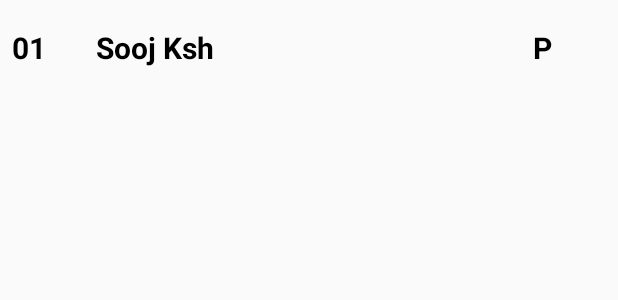
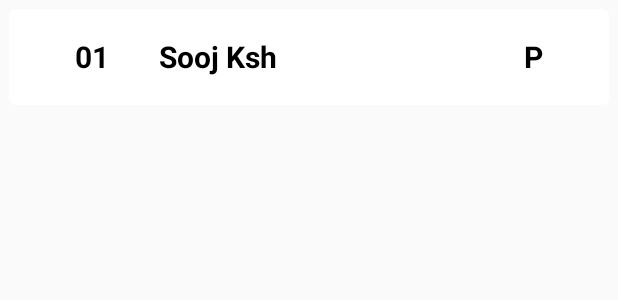
Before and after one commit to codeisinvalid/AttendanceApp, an Android app: the layout student_item.xml on its own in the app's theme, with its tools: preview values and no code run, on a phone screen of 412 x 824 dp. Shown: the top 300 px of the screen. Run offline under Robolectric (Android 15) with nearby library versions, the phone set to English and light mode, and no system bars.

Commit message:
Initial commit: Setting up the foundation for the Attendance App
This commit marks the initial setup for the Android Attendance App project. Key components included in this commit:

- Project structure and basic files.
- Initial database schema for managing attendance records.
- Basic UI layout for the main attendance tracking screen.
- Initialization of necessary dependencies and libraries.

Further development will focus on implementing attendance tracking features, user authentication, and additional functionalities in subsequent commits.

```diff
--- a/app/src/main/java/com/example/attendanceapp/MyDialog.java
+++ b/app/src/main/java/com/example/attendanceapp/MyDialog.java
@@ -1,6 +1,7 @@
 package com.example.attendanceapp;
 
 import android.app.Dialog;
+import android.graphics.drawable.ColorDrawable;
 import android.os.Bundle;
 import android.view.LayoutInflater;
 import android.view.View;
@@ -34,6 +35,10 @@ public class MyDialog extends DialogFragment {
         Dialog dialog = null;
         if (getTag().equals(CLASS_ADD_DIALOG)) dialog = getAddClassDialog();
         if(getTag().equals(STUDENT_ADD_DIALOG)) dialog = getAddStudentDialog();
+
+
+        dialog.getWindow().setBackgroundDrawable(new ColorDrawable(android.graphics.Color.TRANSPARENT));
+
         return dialog;
     }
 
--- a/app/src/main/res/layout/student_item.xml
+++ b/app/src/main/res/layout/student_item.xml
@@ -1,7 +1,21 @@
 <?xml version="1.0" encoding="utf-8"?>
-<RelativeLayout xmlns:android="http://schemas.android.com/apk/res/android"
+<androidx.cardview.widget.CardView xmlns:android="http://schemas.android.com/apk/res/android"
     android:layout_width="match_parent"
-    android:layout_height="64dp">
+    android:layout_height="64dp"
+    xmlns:app="http://schemas.android.com/apk/res-auto"
+    android:layout_marginLeft="6dp"
+    android:layout_marginRight="6dp"
+    android:layout_marginTop="6dp"
+    app:cardUseCompatPadding="false"
+    app:cardElevation="0dp"
+    android:id="@+id/cardView"
+    app:cardPreventCornerOverlap="false"
+    app:cardCornerRadius="4dp">
+
+    <RelativeLayout
+        android:paddingLeft="36dp"
+        android:layout_width="match_parent"
+        android:layout_height="match_parent">
 
         <RelativeLayout
             android:layout_width="match_parent"
@@ -44,4 +58,10 @@
 
         </RelativeLayout>
 
+
+
+
+
     </RelativeLayout>
+
+</androidx.cardview.widget.CardView>
--- a/app/src/main/res/values/colors.xml
+++ b/app/src/main/res/values/colors.xml
@@ -2,4 +2,9 @@
 <resources>
     <color name="black">#FF000000</color>
     <color name="white">#FFFFFFFF</color>
+    <color name="present">#3300C500</color>
+    <color name="absemt">#33FF0000</color>
+    <color name="normal">#FFFFFF</color>
+
+
 </resources>
```
Also changed, not shown: app/src/main/java/com/example/attendanceapp/StudentActivity.java (+12 -1 lines), app/src/main/java/com/example/attendanceapp/StudentAdapter.java (+18 -0 lines), app/src/main/res/layout/class_item.xml (+17 -1 lines), app/src/main/res/layout/dialog.xml (+5 -3 lines). Lines whose indentation alone changed are shown as unchanged.
